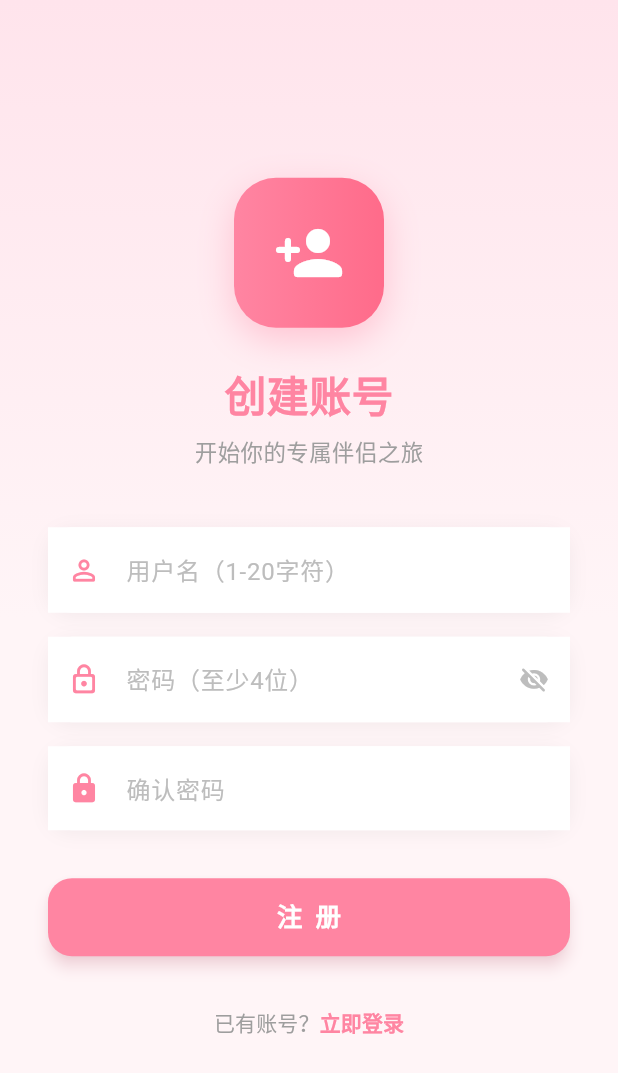
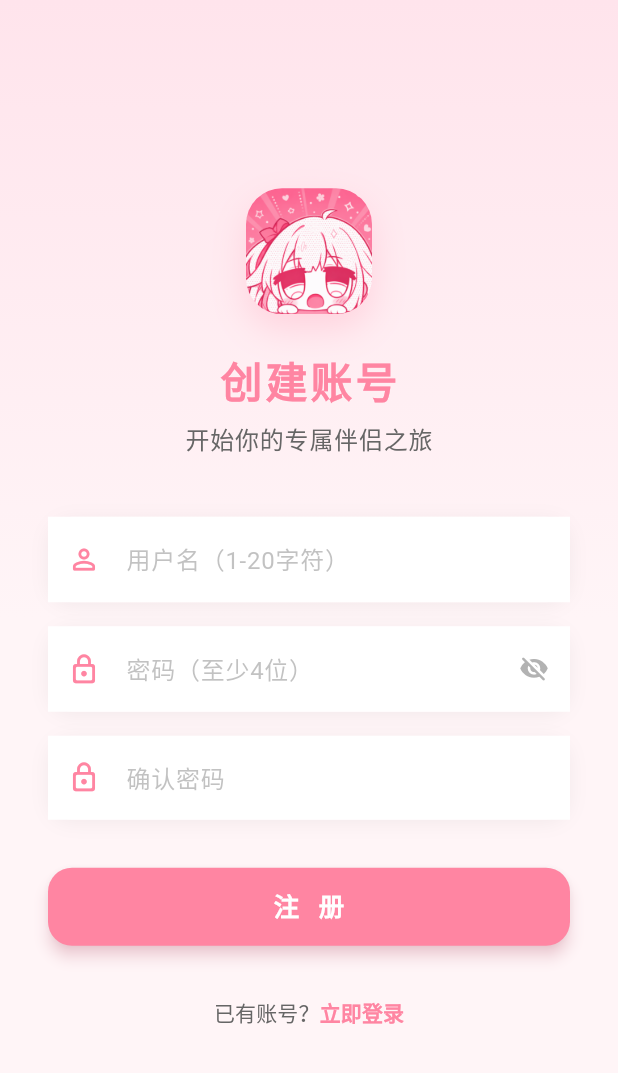
Before and after one commit to SunWithCat/lumi, a Flutter app: the screen it shows after launch, after a tap on an icon or button, on a phone screen of 412 x 824 dp. Shown: the top 1073 px of the screen. Run offline on Flutter 3.47's test engine with Material 3 defaults, Android fonts, the phone set to English and light mode, and no system bars; drawn by our look-alikes of toastification; our stand-ins replace dio, drift, flutter_animate, flutter_riverpod, go_router, hooks_riverpod and 1 more; accounts and stored records are empty; generated files the repository leaves out were written again.

Commit message:
feat: 添加应该图标；优化注册/登录页的UI布局

```diff
--- a/lib/features/auth/presentation/pages/login_page.dart
+++ b/lib/features/auth/presentation/pages/login_page.dart
@@ -87,29 +87,25 @@ class _LoginPageState extends ConsumerState<LoginPage> {
                 children: [
                   // Logo 区域
                   Container(
-                    width: 100,
-                    height: 100,
                     decoration: BoxDecoration(
-                      gradient: LinearGradient(
-                        colors: [
-                          context.lumiColors.primaryGradientStart,
-                          context.lumiColors.primaryGradientEnd,
-                        ],
-                      ),
-                      borderRadius: BorderRadius.circular(28),
+                      borderRadius: BorderRadius.circular(24),
                       boxShadow: [
                         BoxShadow(
                           color: context.lumiColors.primaryGradientStart
-                              .withValues(alpha: 0.4),
+                              .withValues(alpha: 0.25),
                           blurRadius: 20,
-                          offset: const Offset(0, 8),
+                          offset: const Offset(0, 10),
                         ),
                       ],
                     ),
-                    child: const Icon(
-                      Icons.favorite_rounded,
-                      color: Colors.white,
-                      size: 48,
+                    child: ClipRRect(
+                      borderRadius: BorderRadius.circular(24),
+                      child: Image.asset(
+                        'assets/lumi_icon.png',
+                        width: 84,
+                        height: 84,
+                        fit: BoxFit.cover,
+                      ),
                     ),
                   ),
                   const SizedBox(height: 24),
@@ -119,7 +115,7 @@ class _LoginPageState extends ConsumerState<LoginPage> {
                       fontSize: 32,
                       fontWeight: FontWeight.bold,
                       color: context.colorScheme.primary,
-                      letterSpacing: 2,
+                      letterSpacing: 3,
                     ),
                   ),
                   const SizedBox(height: 8),
@@ -128,6 +124,7 @@ class _LoginPageState extends ConsumerState<LoginPage> {
                     style: TextStyle(
                       fontSize: 16,
                       color: context.lumiColors.textSecondary,
+                      letterSpacing: 0.5,
                     ),
                   ),
                   const SizedBox(height: 48),
@@ -151,7 +148,7 @@ class _LoginPageState extends ConsumerState<LoginPage> {
                         _obscurePassword
                             ? Icons.visibility_off_rounded
                             : Icons.visibility_rounded,
-                        color: context.lumiColors.textSecondary,
+                        color: context.lumiColors.textSecondary.withValues(alpha: 0.5),
                         size: 20,
                       ),
                       onPressed: () =>
@@ -173,7 +170,7 @@ class _LoginPageState extends ConsumerState<LoginPage> {
                           borderRadius: BorderRadius.circular(16),
                         ),
                         elevation: 4,
-                        shadowColor: context.lumiColors.shadowColor,
+                        shadowColor: context.lumiColors.shadowColor.withValues(alpha: 0.5),
                       ),
                       child: _isLoading
                           ? SizedBox(
@@ -189,6 +186,7 @@ class _LoginPageState extends ConsumerState<LoginPage> {
                               style: TextStyle(
                                 fontSize: 17,
                                 fontWeight: FontWeight.w600,
+                                letterSpacing: 1.5,
                               ),
                             ),
                     ),
--- a/lib/features/auth/presentation/pages/register_page.dart
+++ b/lib/features/auth/presentation/pages/register_page.dart
@@ -47,11 +47,11 @@ class _RegisterPageState extends ConsumerState<RegisterPage> {
         autoCloseDuration: const Duration(seconds: 2),
         alignment: Alignment.bottomCenter,
         margin: const EdgeInsets.symmetric(horizontal: 24, vertical: 16),
-        boxShadow: const [
+        boxShadow: [
           BoxShadow(
-            color: Colors.black26,
+            color: context.lumiColors.shadowColor.withValues(alpha: 0.15),
             blurRadius: 16,
-            offset: Offset(0, 6),
+            offset: const Offset(0, 6),
           ),
         ],
       );
@@ -80,11 +80,11 @@ class _RegisterPageState extends ConsumerState<RegisterPage> {
         autoCloseDuration: const Duration(seconds: 2),
         alignment: Alignment.bottomCenter,
         margin: const EdgeInsets.symmetric(horizontal: 24, vertical: 16),
-        boxShadow: const [
+        boxShadow: [
           BoxShadow(
-            color: Colors.black26,
+            color: context.lumiColors.shadowColor.withValues(alpha: 0.15),
             blurRadius: 16,
-            offset: Offset(0, 6),
+            offset: const Offset(0, 6),
           ),
         ],
       );
@@ -117,29 +117,25 @@ class _RegisterPageState extends ConsumerState<RegisterPage> {
                 children: [
                   // Logo 区域
                   Container(
-                    width: 100,
-                    height: 100,
                     decoration: BoxDecoration(
-                      gradient: LinearGradient(
-                        colors: [
-                          context.lumiColors.primaryGradientStart,
-                          context.lumiColors.primaryGradientEnd,
-                        ],
-                      ),
-                      borderRadius: BorderRadius.circular(28),
+                      borderRadius: BorderRadius.circular(24),
                       boxShadow: [
                         BoxShadow(
                           color: context.lumiColors.primaryGradientStart
-                              .withValues(alpha: 0.4),
+                              .withValues(alpha: 0.25),
                           blurRadius: 20,
-                          offset: const Offset(0, 8),
+                          offset: const Offset(0, 10),
                         ),
                       ],
                     ),
-                    child: const Icon(
-                      Icons.person_add_rounded,
-                      color: Colors.white,
-                      size: 48,
+                    child: ClipRRect(
+                      borderRadius: BorderRadius.circular(24),
+                      child: Image.asset(
+                        'assets/lumi_icon.png',
+                        width: 84,
+                        height: 84,
+                        fit: BoxFit.cover,
+                      ),
                     ),
                   ),
                   const SizedBox(height: 24),
@@ -149,12 +145,17 @@ class _RegisterPageState extends ConsumerState<RegisterPage> {
                       fontSize: 28,
                       fontWeight: FontWeight.bold,
                       color: context.colorScheme.primary,
+                      letterSpacing: 2,
                     ),
                   ),
                   const SizedBox(height: 8),
                   Text(
                     '开始你的专属伴侣之旅',
-                    style: TextStyle(fontSize: 15, color: Colors.grey[500]),
+                    style: TextStyle(
+                      fontSize: 16,
+                      color: context.lumiColors.textSecondary,
+                      letterSpacing: 0.5,
+                    ),
                   ),
                   const SizedBox(height: 40),
 
@@ -177,7 +178,7 @@ class _RegisterPageState extends ConsumerState<RegisterPage> {
                         _obscurePassword
                             ? Icons.visibility_off_rounded
                             : Icons.visibility_rounded,
-                        color: Colors.grey[400],
+                        color: context.lumiColors.textSecondary.withValues(alpha: 0.5),
                         size: 20,
                       ),
                       onPressed: () =>
@@ -189,7 +190,7 @@ class _RegisterPageState extends ConsumerState<RegisterPage> {
                   // 确认密码
                   _buildTextField(
                     controller: _confirmController,
-                    icon: Icons.lock_rounded,
+                    icon: Icons.lock_outline_rounded,
                     hint: '确认密码',
                     obscure: true,
                   ),
@@ -203,21 +204,19 @@ class _RegisterPageState extends ConsumerState<RegisterPage> {
                       onPressed: _isLoading ? null : _handleRegister,
                       style: ElevatedButton.styleFrom(
                         backgroundColor: context.colorScheme.primary,
-                        foregroundColor: Colors.white,
+                        foregroundColor: context.colorScheme.onPrimary,
                         shape: RoundedRectangleBorder(
                           borderRadius: BorderRadius.circular(16),
                         ),
                         elevation: 4,
-                        shadowColor: context.colorScheme.primary.withValues(
-                          alpha: 0.4,
-                        ),
+                        shadowColor: context.lumiColors.shadowColor.withValues(alpha: 0.5),
                       ),
                       child: _isLoading
-                          ? const SizedBox(
+                          ? SizedBox(
                               width: 24,
                               height: 24,
                               child: CircularProgressIndicator(
-                                color: Colors.white,
+                                color: context.colorScheme.onPrimary,
                                 strokeWidth: 2,
                               ),
                             )
@@ -226,6 +225,7 @@ class _RegisterPageState extends ConsumerState<RegisterPage> {
                               style: TextStyle(
                                 fontSize: 17,
                                 fontWeight: FontWeight.w600,
+                                letterSpacing: 1.5,
                               ),
                             ),
                     ),
@@ -238,7 +238,7 @@ class _RegisterPageState extends ConsumerState<RegisterPage> {
                     child: Text.rich(
                       TextSpan(
                         text: '已有账号？',
-                        style: TextStyle(color: Colors.grey[500]),
+                        style: TextStyle(color: context.lumiColors.textSecondary),
                         children: [
                           TextSpan(
                             text: '立即登录',
@@ -269,7 +269,7 @@ class _RegisterPageState extends ConsumerState<RegisterPage> {
   }) {
     return Container(
       decoration: BoxDecoration(
-        color: Colors.white,
+        color: context.colorScheme.surface,
         borderRadius: BorderRadius.circular(16),
         boxShadow: [
           BoxShadow(
@@ -286,7 +286,9 @@ class _RegisterPageState extends ConsumerState<RegisterPage> {
           prefixIcon: Icon(icon, color: context.colorScheme.primary, size: 22),
           suffixIcon: suffix,
           hintText: hint,
-          hintStyle: TextStyle(color: Colors.grey[400]),
+          hintStyle: TextStyle(
+            color: context.lumiColors.textSecondary.withValues(alpha: 0.4),
+          ),
           border: InputBorder.none,
           contentPadding: const EdgeInsets.symmetric(
             horizontal: 16,
```
Also changed, not shown: pubspec.yaml (+8 -0 lines), assets/lumi_icon.png (added), pubspec.lock, 28 other files.
